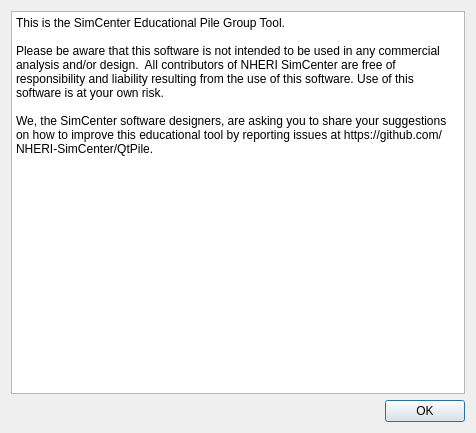
Old version of the form utilWindows/dialogabout.ui in the repository NHERI-SimCenter/PileGroupTool.
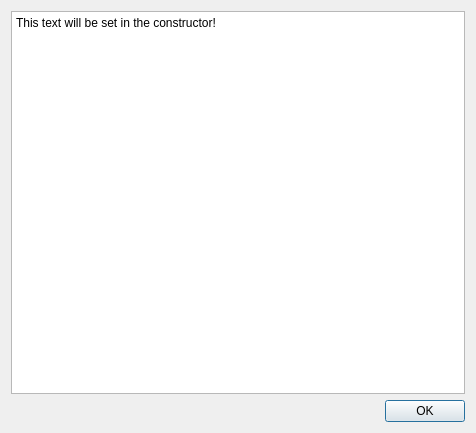
New version of the form.

Commit message: Updating onAbout message (and size of dialog)

```diff
--- a/utilWindows/dialogabout.ui
+++ b/utilWindows/dialogabout.ui
@@ -10,6 +10,12 @@
     <height>433</height>
    </rect>
   </property>
+  <property name="sizePolicy">
+   <sizepolicy hsizetype="Preferred" vsizetype="Expanding">
+    <horstretch>0</horstretch>
+    <verstretch>0</verstretch>
+   </sizepolicy>
+  </property>
   <property name="windowTitle">
    <string>Dialog</string>
   </property>
@@ -29,13 +35,14 @@
    </item>
    <item row="0" column="0">
     <widget class="QPlainTextEdit" name="plainTextEdit">
+     <property name="sizePolicy">
+      <sizepolicy hsizetype="Preferred" vsizetype="Preferred">
+       <horstretch>0</horstretch>
+       <verstretch>0</verstretch>
+      </sizepolicy>
+     </property>
      <property name="plainText">
-      <string>This is the SimCenter Educational Pile Group Tool. 
-
-Please be aware that this software is not intended to be used in any commercial analysis and/or design.  All contributors of NHERI SimCenter are free of responsibility and liability resulting from the use of this software. Use of this software is at your own risk. 
-
-We, the SimCenter software designers, are asking you to share your suggestions on how to improve this educational tool by reporting issues at https://github.com/NHERI-SimCenter/QtPile. 
-</string>
+      <string>This text will be set in the constructor!</string>
      </property>
     </widget>
    </item>
```
The commit also changes 4 other files.
